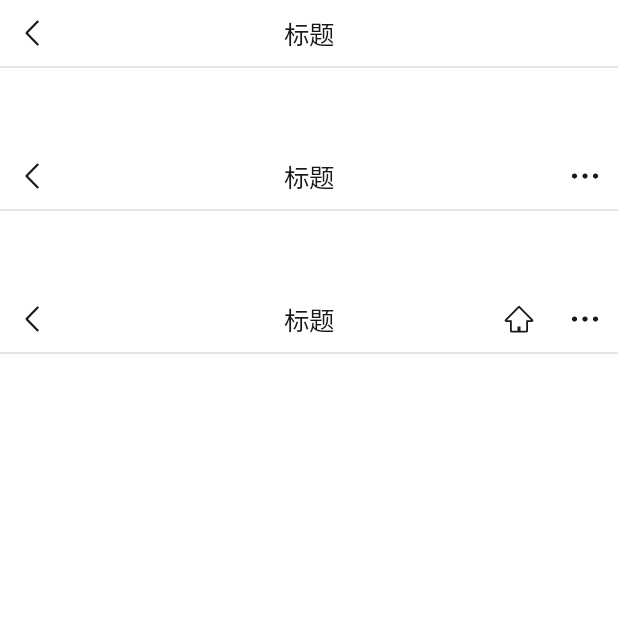
After one commit to ouyangsl/weui-compose, an Android app built with Jetpack Compose: the composable TopBarSampleScreen shown on its own in the app's theme, on a phone screen of 412 x 824 dp, the top half of it. The commit adds this screen. Run offline under Robolectric (Android 15) with nearby library versions, the phone set to English and light mode, and no system bars.

Commit message:
添加 TopBar

```diff
--- /dev/null
+++ b/common/src/commonMain/kotlin/weui/components/navigation/TopBar.kt
@@ -0,0 +1,70 @@
+package weui.components.navigation
+
+import androidx.compose.foundation.Image
+import androidx.compose.foundation.background
+import androidx.compose.foundation.clickable
+import androidx.compose.foundation.layout.*
+import androidx.compose.foundation.text.BasicText
+import androidx.compose.runtime.Composable
+import androidx.compose.ui.Alignment
+import androidx.compose.ui.Modifier
+import androidx.compose.ui.graphics.vector.ImageVector
+import androidx.compose.ui.graphics.vector.rememberVectorPainter
+import androidx.compose.ui.unit.dp
+import weui.theme.WeUI
+
+private val TopBarHeight = 44.dp
+
+/**
+ * TopBar: 顶部导航条
+ *
+ * @param start Start 方向内容
+ * @param end End 方向内容
+ * @param title 标题
+ */
+@Composable
+fun TopBar(
+    title: String,
+    start: @Composable () -> Unit = {},
+    end: @Composable () -> Unit = {},
+    modifier: Modifier = Modifier
+) = Box(
+    modifier = modifier
+        .background(WeUI.colors.divider)
+        .padding(bottom = 1.dp)
+        .background(WeUI.colors.surface)
+        .height(TopBarHeight)
+) {
+    Box(modifier = Modifier.align(Alignment.CenterStart)) { start() }
+
+    BasicText(
+        text = title,
+        style = WeUI.typography.title,
+        modifier = Modifier.align(Alignment.Center)
+    )
+
+    Box(modifier = Modifier.align(Alignment.CenterEnd)) { end() }
+}
+
+/**
+ * 适用于 TopBar 上的图标
+ *
+ * @param icon 图标
+ * @param modifier 修饰符
+ * @param onClick 点击事件
+ */
+@Composable
+fun TopBarIcon(
+    icon: ImageVector,
+    modifier: Modifier = Modifier,
+    onClick: () -> Unit
+) = Box(
+    contentAlignment = Alignment.Center,
+    modifier = modifier.size(TopBarHeight).clickable(onClick = onClick)
+) {
+    Image(
+        painter = rememberVectorPainter(icon),
+        contentDescription = null,
+        modifier = Modifier.size(24.dp)
+    )
+}
--- a/common/src/commonMain/kotlin/weui/sample/App.kt
+++ b/common/src/commonMain/kotlin/weui/sample/App.kt
@@ -19,7 +19,7 @@ import weui.theme.WeUI
 @Composable
 fun App() {
 //    var selected by remember { mutableStateOf<Menu?>(null) }
-    var selected by remember { mutableStateOf<Menu?>(Menu.Article) }
+    var selected by remember { mutableStateOf<Menu?>(Menu.TopBar) }
 
     WeUITheme {
         when (LocalWindowSizeClasses.current) {
--- a/common/src/commonMain/kotlin/weui/sample/Menu.kt
+++ b/common/src/commonMain/kotlin/weui/sample/Menu.kt
@@ -36,9 +36,11 @@ enum class Menu(
     // 基础组件
     Article(title = "文章", available = true),
     Badge(title = "徽章", available = true),
-//    Flex(title = "Flex布局", available = false),
+
+    //    Flex(title = "Flex布局", available = false),
     Footer(title = "页脚", available = true),
-//    Gallery(title = "图册", available = false),
+
+    //    Gallery(title = "图册", available = false),
 //    Grid(title = "九宫格", available = false),
     Icons(title = "图标", available = true),
     Loading(title = "加载中", available = true),
@@ -58,6 +60,7 @@ enum class Menu(
     TopTips(title = "顶部提示条", available = true),
 
     // 导航相关
+    TopBar(title = "顶部导航条", available = true),
     NavBar(title = "底部导航条", available = true),
     TabBar(title = "表头导航条", available = true),
 
@@ -104,6 +107,7 @@ private val MenuGroups = mapOf(
         Menu.TopTips
     ),
     "导航相关" to listOf(
+        Menu.TopBar,
         Menu.NavBar,
         Menu.TabBar
     ),
--- a/common/src/commonMain/kotlin/weui/sample/SampleScreen.kt
+++ b/common/src/commonMain/kotlin/weui/sample/SampleScreen.kt
@@ -22,6 +22,7 @@ import weui.sample.loading.LoadMoreSampleScreen
 import weui.sample.loading.LoadingSampleScreen
 import weui.sample.navigation.NavBarSampleScreen
 import weui.sample.navigation.TabBarSampleScreen
+import weui.sample.navigation.TopBarSampleScreen
 import weui.sample.panel.PanelSampleScreen
 import weui.sample.progress.ProgressSampleScreen
 import weui.theme.WeUI
@@ -66,8 +67,9 @@ fun SampleScreen(
                 Menu.Progress -> ProgressSampleScreen()
                 Menu.Dialog -> DialogSampleScreen()
                 Menu.TopTips -> TopTipsSampleScreen()
+                Menu.TopBar -> TopBarSampleScreen()
+                Menu.NavBar -> NavBarSampleScreen()
                 Menu.TabBar -> TabBarSampleScreen()
-                Menu.NavBar -> NavBarSampleScreen()
                 null -> NullSampleScreen()
                 else -> NotAvailableSampleScreen()
             }
--- /dev/null
+++ b/common/src/commonMain/kotlin/weui/sample/navigation/TopBarSampleScreen.kt
@@ -0,0 +1,92 @@
+package weui.sample.navigation
+
+import androidx.compose.foundation.layout.*
+import androidx.compose.runtime.*
+import androidx.compose.ui.Modifier
+import androidx.compose.ui.unit.dp
+import kotlinx.coroutines.delay
+import weui.components.dialog.TopTips
+import weui.components.navigation.TopBar
+import weui.components.navigation.TopBarIcon
+import weui.icons.outlined.Back
+import weui.icons.outlined.Home
+import weui.icons.outlined.More
+import weui.theme.WeUI
+
+@Composable
+fun TopBarSampleScreen() {
+    var isShowTips by remember { mutableStateOf(false) }
+    var tips by remember { mutableStateOf("") }
+
+    val onClick = {
+        tips = "OnClick"
+        isShowTips = true
+    }
+
+    LaunchedEffect(isShowTips) {
+        if (isShowTips) {
+            delay(1000)
+            isShowTips = false
+        }
+    }
+
+    Column(
+        verticalArrangement = Arrangement.spacedBy(50.dp),
+        modifier = Modifier.fillMaxSize()
+    ) {
+        TopBar(
+            title = "标题",
+            start = {
+                TopBarIcon(
+                    icon = WeUI.Icons.Outlined.Back,
+                    onClick = onClick
+                )
+            },
+            modifier = Modifier.fillMaxWidth()
+        )
+
+        TopBar(
+            title = "标题",
+            start = {
+                TopBarIcon(
+                    icon = WeUI.Icons.Outlined.Back,
+                    onClick = onClick
+                )
+            },
+            end = {
+                TopBarIcon(
+                    icon = WeUI.Icons.Outlined.More,
+                    onClick = onClick
+                )
+            },
+            modifier = Modifier.fillMaxWidth()
+        )
+
+        TopBar(
+            title = "标题",
+            start = {
+                TopBarIcon(
+                    icon = WeUI.Icons.Outlined.Back,
+                    onClick = onClick
+                )
+            },
+            end = {
+                Row {
+                    TopBarIcon(
+                        icon = WeUI.Icons.Outlined.Home,
+                        onClick = onClick
+                    )
+                    TopBarIcon(
+                        icon = WeUI.Icons.Outlined.More,
+                        onClick = onClick
+                    )
+                }
+            },
+            modifier = Modifier.fillMaxWidth()
+        )
+    }
+
+    if (isShowTips) {
+        TopTips(text = tips)
+    }
+}
```
